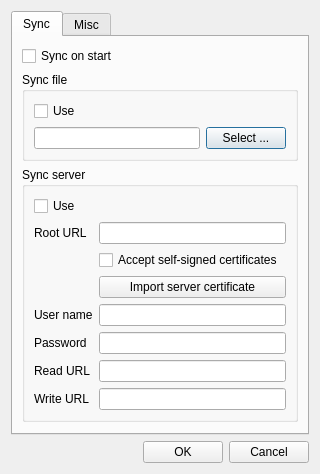
This is optionsdialog.ui in 607011/Qt-SESAM as Qt 5 draws it before an edit. The edited form follows.
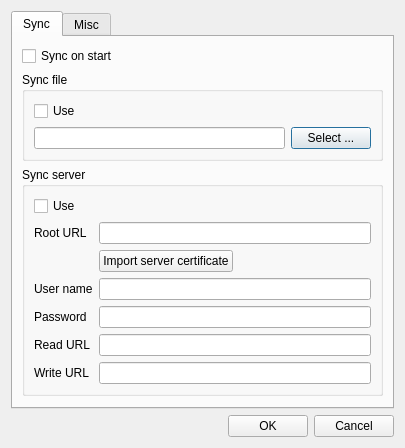
This is the edited form.

What changed in the file:
```diff
--- a/optionsdialog.ui
+++ b/optionsdialog.ui
@@ -6,8 +6,8 @@
    <rect>
     <x>0</x>
     <y>0</y>
-    <width>301</width>
-    <height>471</height>
+    <width>405</width>
+    <height>443</height>
    </rect>
   </property>
   <property name="windowTitle">
@@ -98,28 +98,58 @@
             <item row="0" column="1">
              <widget class="QLineEdit" name="serverRootURLLineEdit"/>
             </item>
-            <item row="4" column="0">
+            <item row="1" column="1">
+             <layout class="QHBoxLayout" name="horizontalLayout_3">
+              <property name="topMargin">
+               <number>0</number>
+              </property>
+              <property name="rightMargin">
+               <number>0</number>
+              </property>
+              <item>
+               <widget class="QPushButton" name="importServerCertificatePushButton">
+                <property name="text">
+                 <string>Import server certificate</string>
+                </property>
+               </widget>
+              </item>
+              <item>
+               <spacer name="horizontalSpacer_2">
+                <property name="orientation">
+                 <enum>Qt::Horizontal</enum>
+                </property>
+                <property name="sizeHint" stdset="0">
+                 <size>
+                  <width>40</width>
+                  <height>20</height>
+                 </size>
+                </property>
+               </spacer>
+              </item>
+             </layout>
+            </item>
+            <item row="2" column="1">
+             <widget class="QLineEdit" name="usernameLineEdit">
+              <property name="text">
+               <string/>
+              </property>
+             </widget>
+            </item>
+            <item row="2" column="0">
              <widget class="QLabel" name="label">
               <property name="text">
                <string>User name</string>
               </property>
              </widget>
             </item>
-            <item row="4" column="1">
-             <widget class="QLineEdit" name="usernameLineEdit">
-              <property name="text">
-               <string/>
-              </property>
-             </widget>
-            </item>
-            <item row="5" column="0">
+            <item row="3" column="0">
              <widget class="QLabel" name="label_3">
               <property name="text">
                <string>Password</string>
               </property>
              </widget>
             </item>
-            <item row="5" column="1">
+            <item row="3" column="1">
              <widget class="QLineEdit" name="passwordLineEdit">
               <property name="text">
                <string/>
@@ -129,51 +159,34 @@
               </property>
              </widget>
             </item>
-            <item row="6" column="0">
+            <item row="4" column="1">
+             <widget class="QLineEdit" name="readUrlLineEdit">
+              <property name="enabled">
+               <bool>true</bool>
+              </property>
+             </widget>
+            </item>
+            <item row="5" column="1">
+             <widget class="QLineEdit" name="writeUrlLineEdit">
+              <property name="enabled">
+               <bool>true</bool>
+              </property>
+             </widget>
+            </item>
+            <item row="4" column="0">
              <widget class="QLabel" name="label_4">
               <property name="text">
                <string>Read URL</string>
               </property>
              </widget>
             </item>
-            <item row="6" column="1">
-             <widget class="QLineEdit" name="readUrlLineEdit">
-              <property name="enabled">
-               <bool>true</bool>
-              </property>
-             </widget>
-            </item>
-            <item row="7" column="0">
+            <item row="5" column="0">
              <widget class="QLabel" name="label_5">
               <property name="text">
                <string>Write URL</string>
               </property>
              </widget>
             </item>
-            <item row="7" column="1">
-             <widget class="QLineEdit" name="writeUrlLineEdit">
-              <property name="enabled">
-               <bool>true</bool>
-              </property>
-             </widget>
-            </item>
-            <item row="2" column="1">
-             <widget class="QPushButton" name="importServerCertificatePushButton">
-              <property name="text">
-               <string>Import server certificate</string>
-              </property>
-             </widget>
-            </item>
-            <item row="1" column="1">
-             <widget class="QCheckBox" name="acceptSelfSignedCertificatesCheckBox">
-              <property name="text">
-               <string>Accept self-signed certificates</string>
-              </property>
-              <property name="checked">
-               <bool>false</bool>
-              </property>
-             </widget>
-            </item>
            </layout>
           </item>
          </layout>
```
Left out of the diff: 4 changed lines with no effect on the pictures.
